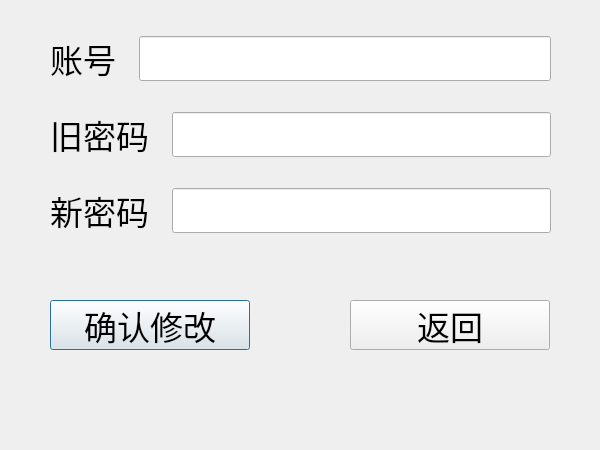
YeshengSu/MapleStroyStarter, file ui/ResetPassword.ui: the form before one commit.
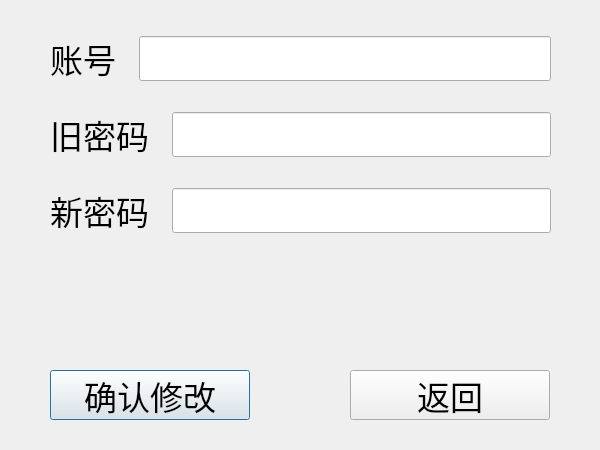
The form after the commit. Icons and pictures are not drawn.

Patch:
```diff
--- a/ui/ResetPassword.ui
+++ b/ui/ResetPassword.ui
@@ -28,11 +28,18 @@
   <property name="windowTitle">
    <string>修改密码</string>
   </property>
+  <property name="windowIcon">
+   <iconset>
+    <normaloff>:/图标/MapleStory.ico</normaloff>:/图标/MapleStory.ico</iconset>
+  </property>
+  <property name="autoFillBackground">
+   <bool>false</bool>
+  </property>
   <widget class="QPushButton" name="ConfirmButton">
    <property name="geometry">
     <rect>
      <x>50</x>
-     <y>300</y>
+     <y>370</y>
      <width>200</width>
      <height>50</height>
     </rect>
@@ -53,7 +60,7 @@
    <property name="geometry">
     <rect>
      <x>350</x>
-     <y>300</y>
+     <y>370</y>
      <width>200</width>
      <height>50</height>
     </rect>
```
